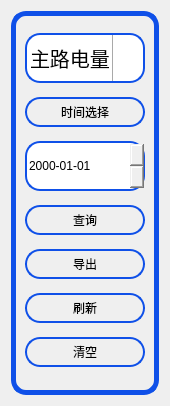
Before: the Qt Designer form BusBar-Qt/logs/logcom/logbtnbar.ui in ChinaClever/BusBar, drawn with Qt 5.
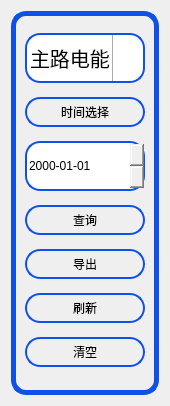
After: the same form once the commit is applied. Icons and pictures are not drawn.

```diff
--- a/BusBar-Qt/logs/logcom/logbtnbar.ui
+++ b/BusBar-Qt/logs/logcom/logbtnbar.ui
@@ -72,7 +72,7 @@
         </property>
         <item>
          <property name="text">
-          <string>主路电量</string>
+          <string>主路电能</string>
          </property>
         </item>
         <item>
```
Left out of the diff: 2 changed lines with no effect on the pictures.
